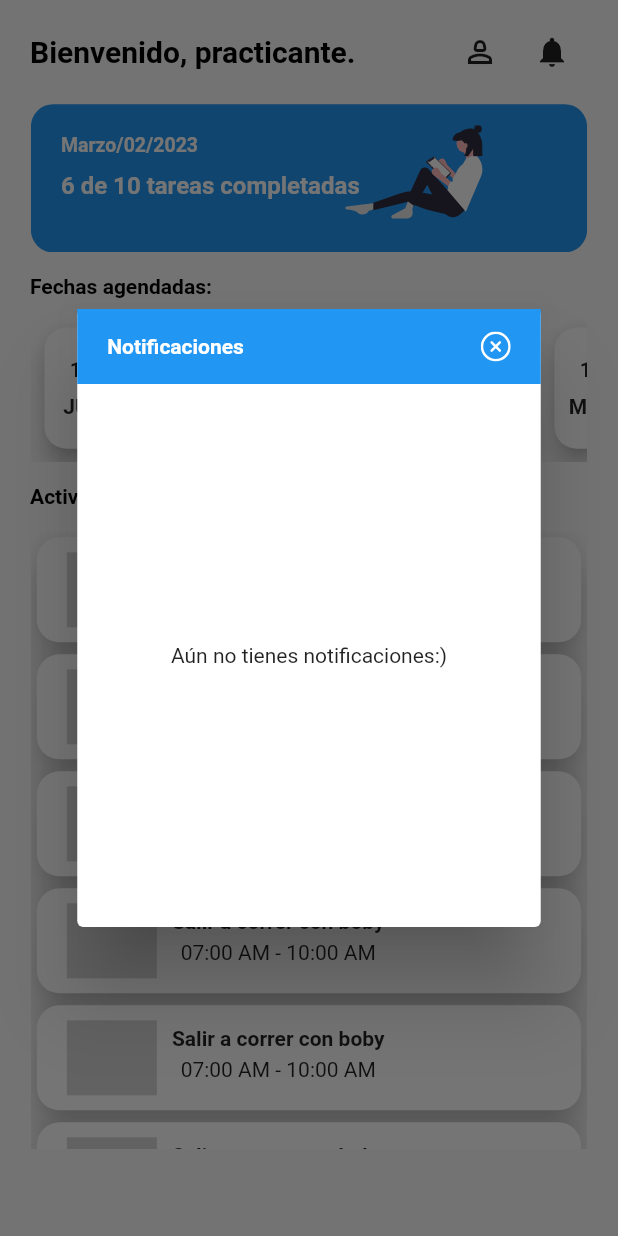
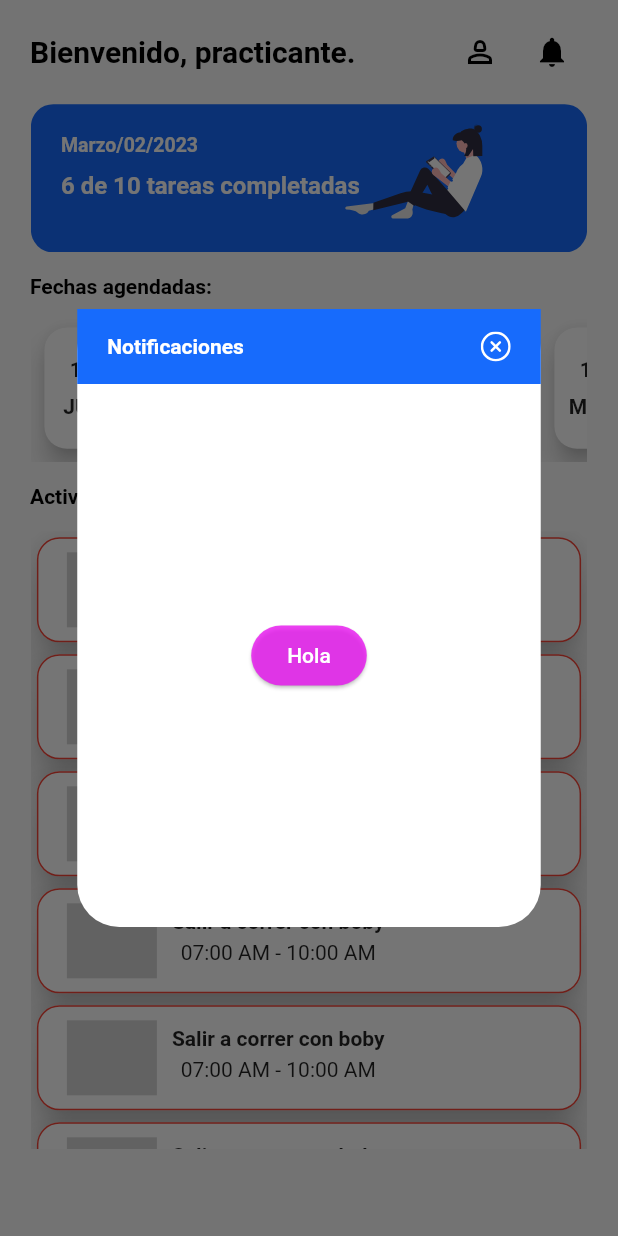
Before and after one commit to Rafael-C-C/todo_app_example, a Flutter app: the screen it shows after launch, after a tap on the "notifications" icon, on a phone screen of 412 x 824 dp. Run offline on Flutter 3.47's test engine with Material 2 defaults, Android fonts, the phone set to English and light mode, and no system bars; drawn by our look-alikes of auto_size_text; our stand-ins replace flutter_svg.

Commit message:
I added the theme of aplication

```diff
--- a/lib/core/resources/themes/primary_theme.dart
+++ b/lib/core/resources/themes/primary_theme.dart
@@ -3,7 +3,71 @@ import 'package:flutter/material.dart';
 class PrimaryTheme {
   //Colores primarios
   static final ThemeData lightTheme = ThemeData.light().copyWith(
+      //
       useMaterial3: true,
       primaryColor: const Color(0xFF176BFC),
-      colorScheme: ColorScheme.fromSeed(seedColor: Colors.red));
+      cardColor: Colors.white,
+      colorScheme: const ColorScheme(
+          brightness: Brightness.light, //Brillo del t tema
+
+          primary: Color(0xFF176BFC), // Color principal
+          onPrimary: Colors.white, // Color del texto que se muestra en el tema
+          secondary: Colors.black,
+          onSecondary: Colors.white,
+          error: Colors.redAccent,
+          onError: Colors.yellow,
+          background: Colors.white,
+          onBackground: Colors.black,
+          surface: Colors.white,
+          onSurface: Colors.black),
+
+      //Tema de las cards
+      cardTheme: CardTheme(
+        color: Colors.white,
+        elevation: 10,
+        surfaceTintColor: const Color.fromARGB(255, 255, 255, 255),
+        shape: RoundedRectangleBorder(
+            borderRadius: BorderRadius.circular(15.0),
+            side: const BorderSide(color: Colors.red)),
+      ),
+      //Texttbutton
+      textButtonTheme: TextButtonThemeData(
+          style: ButtonStyle(
+        foregroundColor: MaterialStateProperty.all<Color>(
+            const Color.fromARGB(255, 0, 0, 0)),
+        overlayColor: MaterialStateProperty.all<Color>(const Color(0xFFFFBB01)),
+      )),
+
+      //Elevated Button
+
+      elevatedButtonTheme: ElevatedButtonThemeData(
+          style: ButtonStyle(
+        shape: MaterialStateProperty.all<RoundedRectangleBorder>(
+            RoundedRectangleBorder(
+          borderRadius: BorderRadius.circular(30.0),
+        )),
+        backgroundColor: MaterialStateProperty.all<Color>(
+            const Color.fromARGB(255, 233, 20, 241).withOpacity(.8)),
+        foregroundColor:
+            MaterialStateProperty.all<Color>(const Color(0xFFFFFFFF)),
+        overlayColor: MaterialStateProperty.all<Color>(const Color(0xFFDA7000)),
+      )),
+
+      //Theme of outlinedbuttom
+      outlinedButtonTheme: OutlinedButtonThemeData(
+          style: OutlinedButton.styleFrom(
+        backgroundColor: Colors.orange.shade700,
+        maximumSize: const Size(90, 75),
+        surfaceTintColor: const Color(0xFFDA7000),
+        fixedSize: const Size(double.infinity, 0.75),
+        padding: const EdgeInsets.all(0),
+        side: const BorderSide(
+          color: Colors.white,
+          width: 1.5,
+        ),
+        shape: RoundedRectangleBorder(
+          borderRadius: BorderRadius.circular(10.0),
+        ),
+        minimumSize: const Size(60, 30),
+      )));
 }
--- /dev/null
+++ b/lib/core/resources/themes/secondary_tehe.dart
@@ -0,0 +1,3 @@
+import 'package:flutter/material.dart';
+
+class SecondaryTheme {}
--- a/lib/core/widgets/activities_list/activities_list_view.dart
+++ b/lib/core/widgets/activities_list/activities_list_view.dart
@@ -22,16 +22,7 @@ class ActivitiesListView extends StatelessWidget {
           itemCount: 10,
           itemBuilder: (BuildContext context, int index) {
             return Card(
-              shape: RoundedRectangleBorder(
-                borderRadius: BorderRadius.circular(15.0),
-              ),
-              elevation: 10,
-              child: Container(
-                decoration: const BoxDecoration(
-                  borderRadius: BorderRadius.all(
-                    Radius.circular(15),
-                  ),
-                ),
+              child: SizedBox(
                 width: 50,
                 height: 70,
                 child: Padding(
--- a/lib/features/home/widgets/dialog/notify_dialog.dart
+++ b/lib/features/home/widgets/dialog/notify_dialog.dart
@@ -59,8 +59,8 @@ class NotifyDialog extends StatelessWidget {
               Expanded(
                 child: Column(
                   mainAxisAlignment: MainAxisAlignment.center,
-                  children: const [
-                    ResizeableText(text: 'Aún no tienes notificaciones:)')
+                  children: [
+                    ElevatedButton(onPressed: () {}, child: const Text("Hola"))
                   ],
                 ),
               )
--- a/lib/features/login/screens/login_screenP.dart
+++ b/lib/features/login/screens/login_screenP.dart
@@ -24,6 +24,7 @@ class _LoginScreenState extends State<LoginScreenP> {
   Widget build(BuildContext context) {
     return SafeArea(
       child: Scaffold(
+        appBar: AppBar(title: const Text('Hola')),
         body: Center(
           child: Column(
             children: [
--- a/lib/features/profile/screens/profile_escreen.dart
+++ b/lib/features/profile/screens/profile_escreen.dart
@@ -1,6 +1,7 @@
 import 'package:flutter/material.dart';
 import 'package:todo_app_tus_test/features/login/screens/login_screen.dart';
 import 'package:todo_app_tus_test/features/login/screens/login_screenB.dart';
+import 'package:todo_app_tus_test/features/login/screens/login_screenP.dart';
 import 'package:todo_app_tus_test/features/profile/widgets/Text/daily_text.dart';
 import 'package:todo_app_tus_test/features/profile/widgets/appBar/profile_appbar.dart';
 import 'package:todo_app_tus_test/features/profile/widgets/Text/row_text_indicators.dart';
@@ -35,10 +36,12 @@ class ProfileScreen extends StatelessWidget {
                           builder: (context) => const LoginScreen()));
                     },
                     press2: () {
-                      Navigator.of(context).push(MaterialPageRoute(builder: (context) => const LoginScreen2()));
+                      Navigator.of(context).push(MaterialPageRoute(
+                          builder: (context) => const LoginScreen2()));
                     },
                     press3: () {
-                      print('3');
+                      Navigator.of(context).push(MaterialPageRoute(
+                          builder: (context) => const LoginScreenP()));
                     },
                   )
                 ],
--- a/lib/features/profile/widgets/buttonsP/row_buttons_p.dart
+++ b/lib/features/profile/widgets/buttonsP/row_buttons_p.dart
@@ -4,7 +4,7 @@ import 'package:todo_app_tus_test/core/widgets/buttonP/reusable_elevated_buttonP
 class RowButtonP extends StatelessWidget {
   final String title1, title2, title3;
   final void Function()? press1, press2, press3;
-  final double horizontal , vertical;
+  final double horizontal, vertical;
 
   const RowButtonP(
       {super.key,
@@ -13,11 +13,14 @@ class RowButtonP extends StatelessWidget {
       required this.title3,
       this.press1,
       this.press2,
-      this.press3,  required this.horizontal, required this.vertical});
+      this.press3,
+      required this.horizontal,
+      required this.vertical});
 
   @override
   Widget build(BuildContext context) {
     return Row(
+      mainAxisAlignment: MainAxisAlignment.spaceBetween,
       children: [
         ReusableElevatedButtonP(
           title: title1,
--- a/lib/main.dart
+++ b/lib/main.dart
@@ -1,4 +1,5 @@
 import 'package:flutter/material.dart';
+import 'package:todo_app_tus_test/core/resources/themes/primary_theme.dart';
 
 import 'features/home/screens/home_screen.dart';
 
@@ -15,9 +16,7 @@ class MyApp extends StatelessWidget {
     return MaterialApp(
       debugShowCheckedModeBanner: false,
       title: 'Flutter Demo',
-      theme: ThemeData(
-        primarySwatch: Colors.blue,
-      ),
+      theme: PrimaryTheme.lightTheme,
       home: const HomeScreen(),
     );
   }
```
